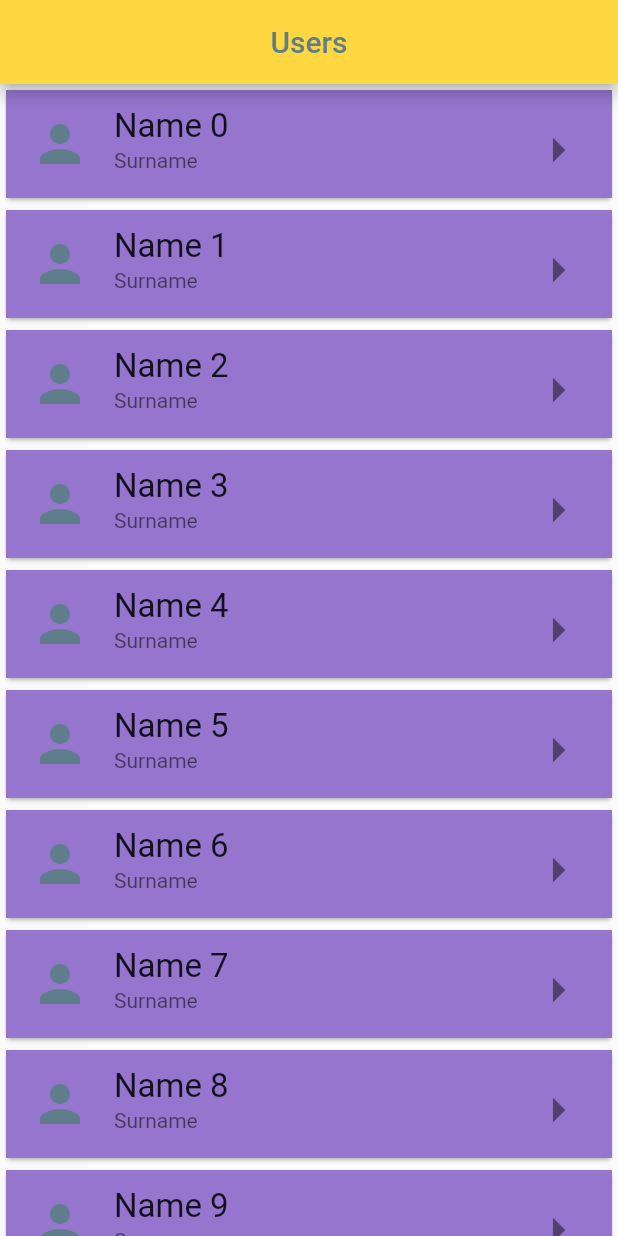
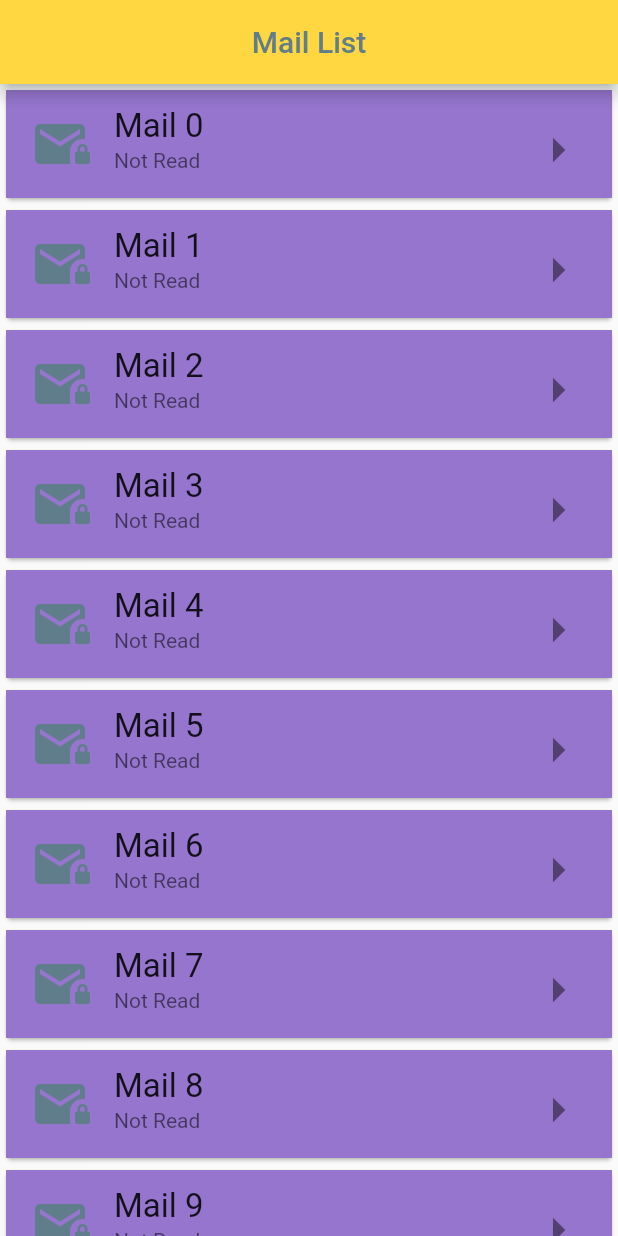
Before and after one commit to Hakkology/Flutter-Fundamentals, a Flutter app: the screen it shows after launch, on a phone screen of 412 x 824 dp. Run offline on Flutter 3.47's test engine with Material 2 defaults, Android fonts, the phone set to English and light mode, and no system bars.

Commit message:
mail list app complete.

```diff
--- a/Flutter-1/flutter_oyk/lib/model/user.dart
+++ b/Flutter-1/flutter_oyk/lib/model/user.dart
@@ -2,13 +2,13 @@ import 'package:flutter/material.dart';
 
 class User {
   final String name;
-  final String surname;
+  String state = "Not Read";
   Color userColor;
   bool isRead;
 
   User({
     required this.name,
-    required this.surname,
+    required this.state,
     required this.userColor,
     this.isRead = false,
   });
--- a/Flutter-1/flutter_oyk/lib/view/detail_screen.dart
+++ b/Flutter-1/flutter_oyk/lib/view/detail_screen.dart
@@ -20,7 +20,7 @@ class DetailScreen extends StatelessWidget {
             backgroundColor: Colors.amberAccent,
             foregroundColor: Colors.blueGrey,
             title: Text(
-              user.name + user.surname,
+              user.name + user.state,
             )),
         body: Center(
             child: Column(
--- a/Flutter-1/flutter_oyk/lib/view/home_screen.dart
+++ b/Flutter-1/flutter_oyk/lib/view/home_screen.dart
@@ -18,8 +18,8 @@ class _HomeScreenState extends State<HomeScreen> {
   List<User> userList = List.generate(
     60,
     (index) => User(
-        name: "Name $index ",
-        surname: 'Surname',
+        name: "Mail $index ",
+        state: "Not Read",
         userColor: Colors.deepPurple.shade200,
         isRead: false),
   );
@@ -28,7 +28,7 @@ class _HomeScreenState extends State<HomeScreen> {
   Widget build(BuildContext context) {
     return Scaffold(
       appBar: AppBar(
-        title: const Text("Users"),
+        title: const Text("Mail List"),
         centerTitle: true,
         backgroundColor: Colors.amberAccent,
         foregroundColor: Colors.blueGrey,
@@ -43,8 +43,8 @@ class _HomeScreenState extends State<HomeScreen> {
   Widget _buildUserCard(BuildContext context, int index) {
     return Card(
       child: ListTile(
-        leading: const Icon(
-          Icons.person,
+        leading: Icon(
+          userList[index].isRead ? Icons.mail : Icons.mail_lock,
           color: Colors.blueGrey,
           size: 40,
         ),
@@ -55,7 +55,7 @@ class _HomeScreenState extends State<HomeScreen> {
           ),
         ),
         subtitle: Text(
-          userList[index].surname,
+          userList[index].state,
         ),
         trailing: IconButton(
           icon: const Icon(
@@ -67,6 +67,7 @@ class _HomeScreenState extends State<HomeScreen> {
 
             setState(() {
               userList[index].isRead = true;
+              userList[index].state = "Read";
             });
           },
         ),
```
Also changed, not shown: Notes.dart (+13 -3 lines).
